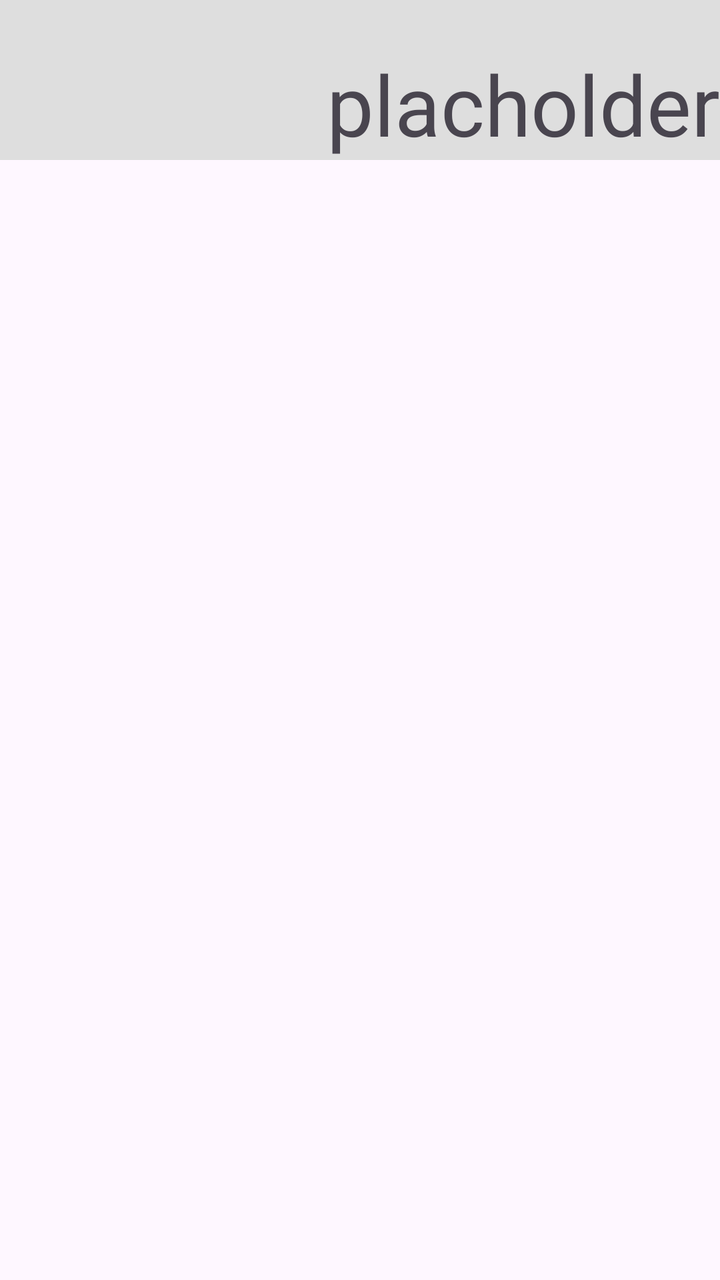
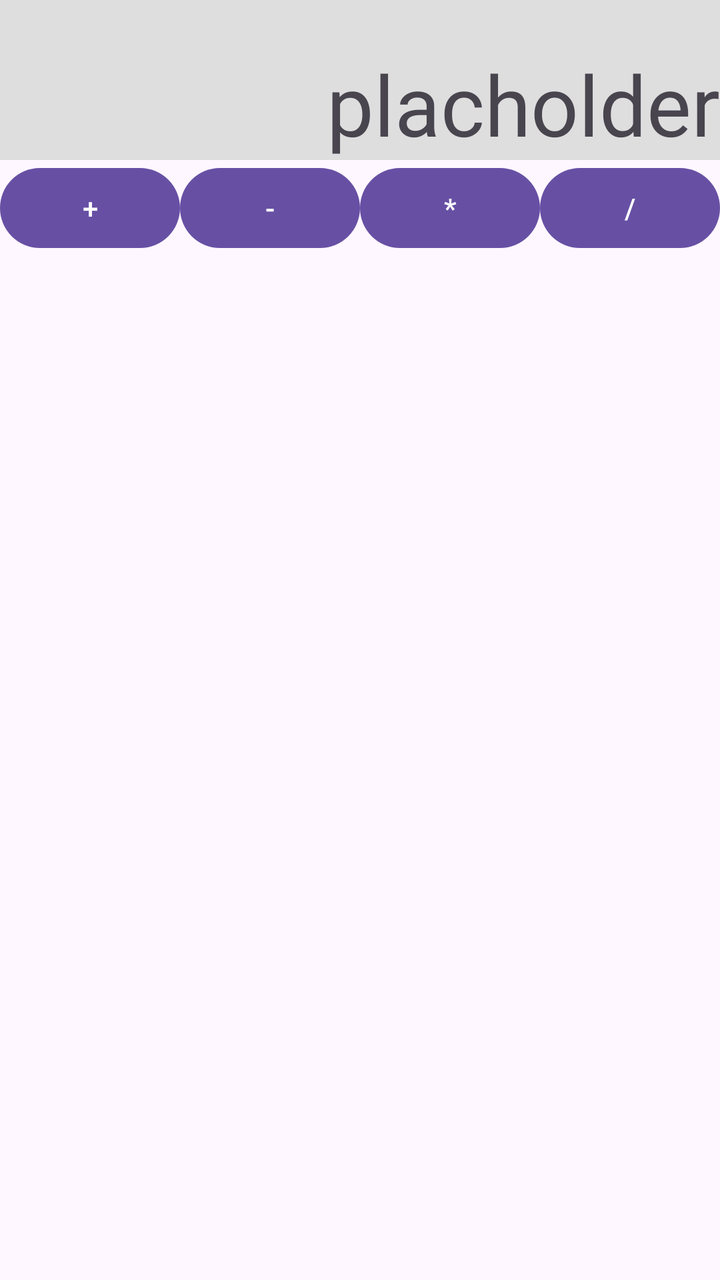

Screens rendered from an Android XML layout before and after an edit, with the pre-edit source and the edit as a unified diff.
<!-- AndroidManifest.xml: application theme Theme.Kalkulator -->
<!-- res/layout/activity_main.xml -->
<?xml version="1.0" encoding="utf-8"?>
<LinearLayout xmlns:android="http://schemas.android.com/apk/res/android"
    xmlns:tools="http://schemas.android.com/tools"
    android:id="@+id/main"
    android:layout_width="match_parent"
    android:layout_height="match_parent"
    android:orientation="vertical"
    tools:context=".MainActivity">

    <TextView
        android:id="@+id/textView"
        android:layout_width="match_parent"
        android:layout_height="80dp"
        android:textSize="42sp"
        android:background="#dedede"
        android:gravity="bottom|right"
        android:text="@string/wynik" />

    


</LinearLayout>
<!-- resources referenced by this layout -->
<resources>
  <string name="wynik">placholder</string>
  <style name="Theme.Kalkulator" parent="Base.Theme.Kalkulator" />
  <style name="Base.Theme.Kalkulator" parent="Theme.Material3.DayNight.NoActionBar">
          
          
      </style>
</resources>

<!-- the commit's change to res/layout/activity_main.xml (unified diff, before → after) -->
@@ -16,7 +16,38 @@
         android:gravity="bottom|right"
         android:text="@string/wynik" />
 
-    
+    <LinearLayout
+        android:layout_width="match_parent"
+        android:layout_height="wrap_content"
+        android:layout_weight="4"
+        android:orientation="horizontal">
+
+
+        <Button
+            android:id="@+id/button1"
+            android:layout_width="wrap_content"
+            android:layout_height="wrap_content"
+            android:layout_weight="1"
+            android:text="+" />
+        <Button
+            android:id="@+id/button2"
+            android:layout_width="wrap_content"
+            android:layout_height="wrap_content"
+            android:layout_weight="1"
+            android:text="-" />
+        <Button
+            android:id="@+id/button3"
+            android:layout_width="wrap_content"
+            android:layout_height="wrap_content"
+            android:layout_weight="1"
+            android:text="*" />
+        <Button
+            android:id="@+id/button4"
+            android:layout_width="wrap_content"
+            android:layout_height="wrap_content"
+            android:layout_weight="1"
+            android:text="/" />
+    </LinearLayout>
 
 
 </LinearLayout>
